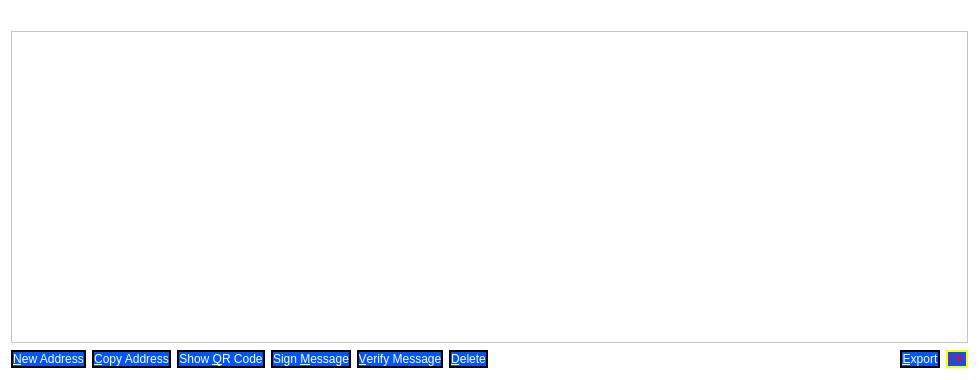
This is src/qt/forms/addressbookpage.ui in scificryptocoin/Federation-Credits as Qt 5 draws it before an edit. The edited form follows.
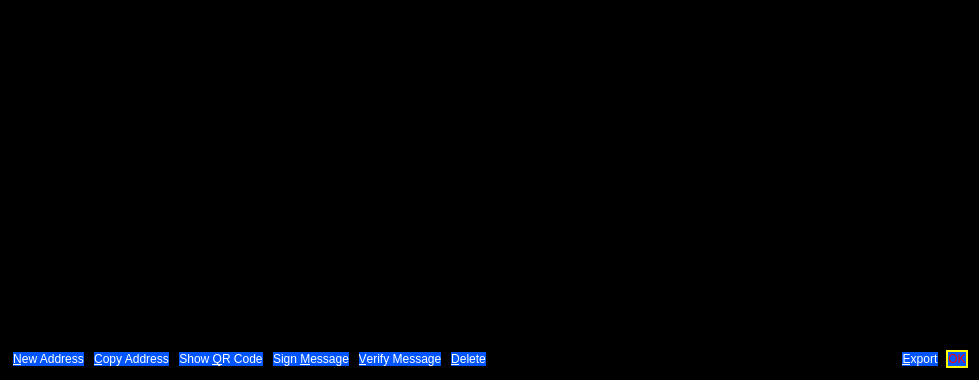
This is the edited form. Icons and pictures are not drawn.

Diff of the .ui file:
```diff
--- a/src/qt/forms/addressbookpage.ui
+++ b/src/qt/forms/addressbookpage.ui
@@ -79,18 +79,18 @@
      <colorrole role="Base">
       <brush brushstyle="SolidPattern">
        <color alpha="255">
-        <red>255</red>
-        <green>255</green>
-        <blue>255</blue>
+        <red>0</red>
+        <green>0</green>
+        <blue>0</blue>
        </color>
       </brush>
      </colorrole>
      <colorrole role="Window">
       <brush brushstyle="SolidPattern">
        <color alpha="255">
-        <red>255</red>
-        <green>255</green>
-        <blue>255</blue>
+        <red>0</red>
+        <green>0</green>
+        <blue>0</blue>
        </color>
       </brush>
      </colorrole>
@@ -189,18 +189,18 @@
      <colorrole role="Base">
       <brush brushstyle="SolidPattern">
        <color alpha="255">
-        <red>255</red>
-        <green>255</green>
-        <blue>255</blue>
+        <red>0</red>
+        <green>0</green>
+        <blue>0</blue>
        </color>
       </brush>
      </colorrole>
      <colorrole role="Window">
       <brush brushstyle="SolidPattern">
        <color alpha="255">
-        <red>255</red>
-        <green>255</green>
-        <blue>255</blue>
+        <red>0</red>
+        <green>0</green>
+        <blue>0</blue>
        </color>
       </brush>
      </colorrole>
@@ -299,18 +299,18 @@
      <colorrole role="Base">
       <brush brushstyle="SolidPattern">
        <color alpha="255">
-        <red>255</red>
-        <green>255</green>
-        <blue>255</blue>
+        <red>0</red>
+        <green>0</green>
+        <blue>0</blue>
        </color>
       </brush>
      </colorrole>
      <colorrole role="Window">
       <brush brushstyle="SolidPattern">
        <color alpha="255">
-        <red>255</red>
-        <green>255</green>
-        <blue>255</blue>
+        <red>0</red>
+        <green>0</green>
+        <blue>0</blue>
        </color>
       </brush>
      </colorrole>
@@ -370,7 +370,7 @@
          <brush brushstyle="SolidPattern">
           <color alpha="255">
            <red>255</red>
-           <green>255</green>
+           <green>153</green>
            <blue>0</blue>
           </color>
          </brush>
@@ -378,9 +378,9 @@
         <colorrole role="Button">
          <brush brushstyle="SolidPattern">
           <color alpha="255">
-           <red>255</red>
-           <green>255</green>
-           <blue>255</blue>
+           <red>0</red>
+           <green>0</green>
+           <blue>0</blue>
           </color>
          </brush>
         </colorrole>
@@ -415,8 +415,8 @@
          <brush brushstyle="SolidPattern">
           <color alpha="255">
            <red>255</red>
-           <green>255</green>
-           <blue>255</blue>
+           <green>153</green>
+           <blue>0</blue>
           </color>
          </brush>
         </colorrole>
@@ -424,26 +424,26 @@
          <brush brushstyle="SolidPattern">
           <color alpha="255">
            <red>255</red>
-           <green>255</green>
-           <blue>255</blue>
+           <green>153</green>
+           <blue>0</blue>
           </color>
          </brush>
         </colorrole>
         <colorrole role="Base">
          <brush brushstyle="SolidPattern">
           <color alpha="255">
-           <red>255</red>
-           <green>255</green>
-           <blue>255</blue>
+           <red>0</red>
+           <green>0</green>
+           <blue>0</blue>
           </color>
          </brush>
         </colorrole>
         <colorrole role="Window">
          <brush brushstyle="SolidPattern">
           <color alpha="255">
-           <red>255</red>
-           <green>255</green>
-           <blue>255</blue>
+           <red>0</red>
+           <green>0</green>
+           <blue>0</blue>
           </color>
          </brush>
         </colorrole>
@@ -498,7 +498,7 @@
          <brush brushstyle="SolidPattern">
           <color alpha="255">
            <red>255</red>
-           <green>255</green>
+           <green>153</green>
            <blue>0</blue>
           </color>
          </brush>
@@ -506,9 +506,9 @@
         <colorrole role="Button">
          <brush brushstyle="SolidPattern">
           <color alpha="255">
-           <red>255</red>
-           <green>255</green>
-           <blue>255</blue>
+           <red>0</red>
+           <green>0</green>
+           <blue>0</blue>
           </color>
          </brush>
         </colorrole>
@@ -543,8 +543,8 @@
          <brush brushstyle="SolidPattern">
           <color alpha="255">
            <red>255</red>
-           <green>255</green>
-           <blue>255</blue>
+           <green>153</green>
+           <blue>0</blue>
           </color>
          </brush>
         </colorrole>
@@ -552,26 +552,26 @@
          <brush brushstyle="SolidPattern">
           <color alpha="255">
            <red>255</red>
-           <green>255</green>
-           <blue>255</blue>
+           <green>153</green>
+           <blue>0</blue>
           </color>
          </brush>
         </colorrole>
         <colorrole role="Base">
          <brush brushstyle="SolidPattern">
           <color alpha="255">
-           <red>255</red>
-           <green>255</green>
-           <blue>255</blue>
+           <red>0</red>
+           <green>0</green>
+           <blue>0</blue>
           </color>
          </brush>
         </colorrole>
         <colorrole role="Window">
          <brush brushstyle="SolidPattern">
           <color alpha="255">
-           <red>255</red>
-           <green>255</green>
-           <blue>255</blue>
+           <red>0</red>
+           <green>0</green>
+           <blue>0</blue>
           </color>
          </brush>
         </colorrole>
@@ -626,17 +626,17 @@
          <brush brushstyle="SolidPattern">
           <color alpha="255">
            <red>255</red>
-           <green>255</green>
-           <blue>255</blue>
+           <green>153</green>
+           <blue>0</blue>
           </color>
          </brush>
         </colorrole>
         <colorrole role="Button">
          <brush brushstyle="SolidPattern">
           <color alpha="255">
-           <red>255</red>
-           <green>255</green>
-           <blue>255</blue>
+           <red>0</red>
+           <green>0</green>
+           <blue>0</blue>
           </color>
          </brush>
         </colorrole>
@@ -671,8 +671,8 @@
          <brush brushstyle="SolidPattern">
           <color alpha="255">
            <red>255</red>
-           <green>255</green>
-           <blue>255</blue>
+           <green>153</green>
+           <blue>0</blue>
           </color>
          </brush>
         </colorrole>
@@ -680,26 +680,26 @@
          <brush brushstyle="SolidPattern">
           <color alpha="255">
            <red>255</red>
-           <green>255</green>
-           <blue>255</blue>
+           <green>153</green>
+           <blue>0</blue>
           </color>
          </brush>
         </colorrole>
         <colorrole role="Base">
          <brush brushstyle="SolidPattern">
           <color alpha="255">
-           <red>255</red>
-           <green>255</green>
-           <blue>255</blue>
+           <red>0</red>
+           <green>0</green>
+           <blue>0</blue>
           </color>
          </brush>
         </colorrole>
         <colorrole role="Window">
          <brush brushstyle="SolidPattern">
           <color alpha="255">
-           <red>255</red>
-           <green>255</green>
-           <blue>255</blue>
+           <red>0</red>
+           <green>0</green>
+           <blue>0</blue>
           </color>
          </brush>
         </colorrole>
@@ -757,6 +757,9 @@
      <property name="toolTip">
       <string>Double-click to edit address or label</string>
      </property>
+     <property name="styleSheet">
+      <string notr="true">background-color:rgb(0,0,0); color:#ff9900</string>
+     </property>
      <property name="tabKeyNavigation">
       <bool>false</bool>
      </property>
```
